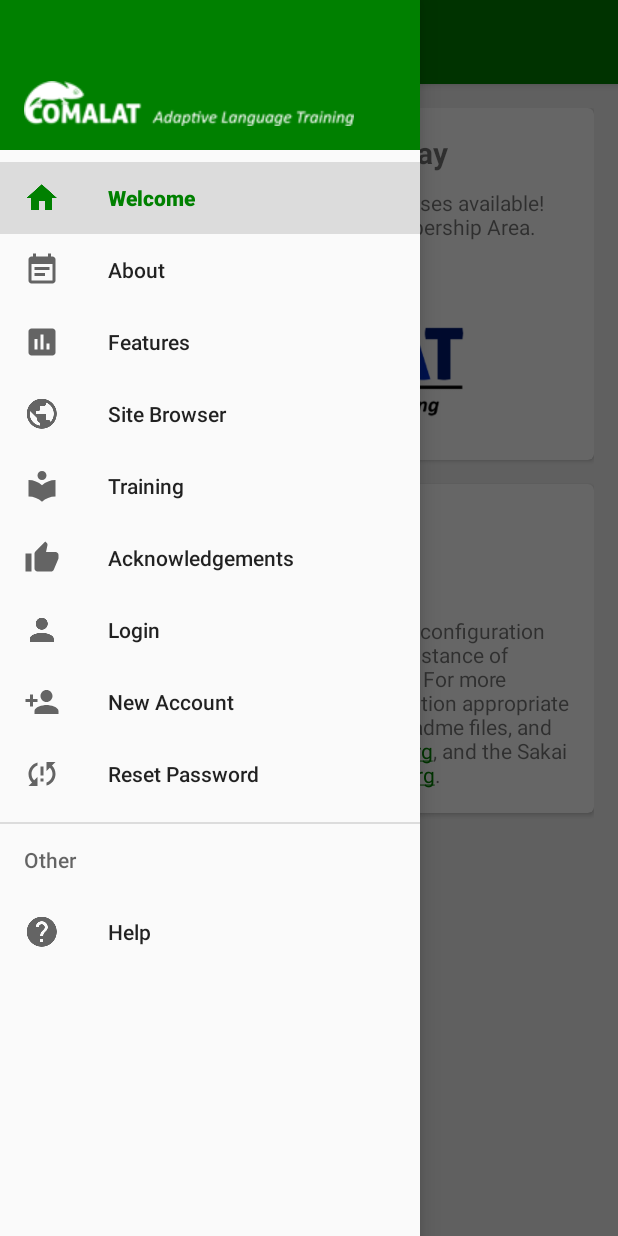
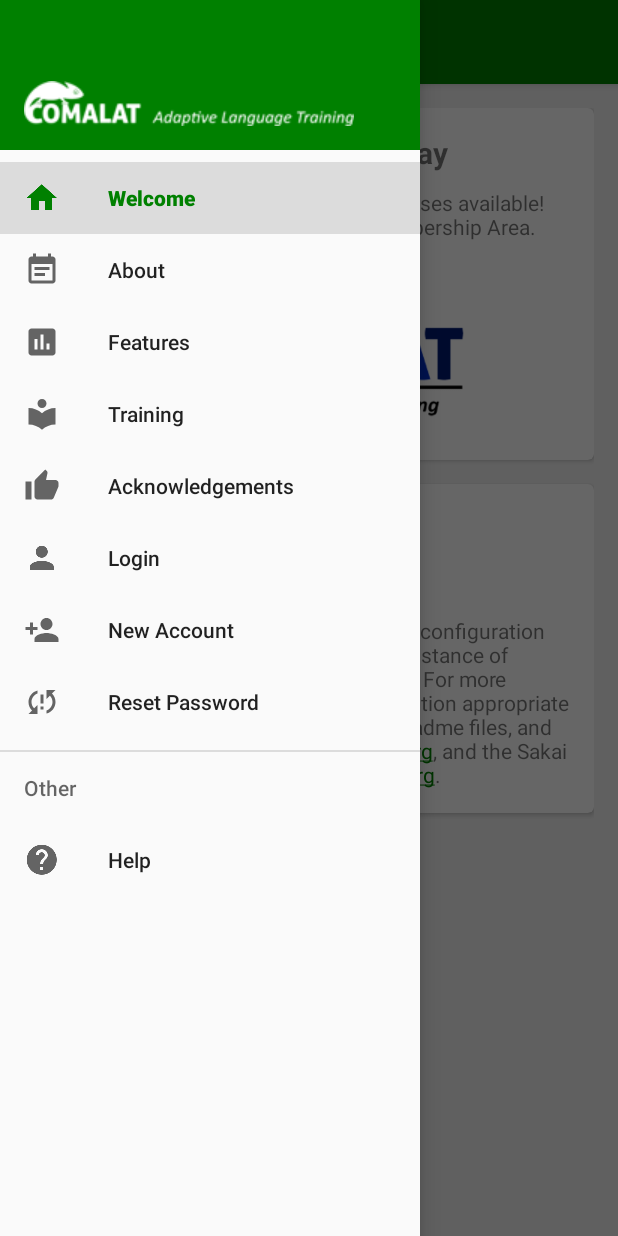
Before and after one commit to Zenkert/comalat-android-app, an Android app: the screen it shows after launch (MainActivity), with the side drawer open, on a phone screen of 412 x 824 dp. Run offline under Robolectric (Android 15) with nearby library versions, the phone set to English and light mode, and no system bars; our stand-ins replace Volley; network calls fail.

Commit message:
Site Browser removed from the original menu

```diff
--- a/app/src/main/java/org/sakaiproject/sakai/MainActivity.java
+++ b/app/src/main/java/org/sakaiproject/sakai/MainActivity.java
@@ -108,9 +108,6 @@ public class MainActivity extends AppCompatActivity
                 FeaturesFragment featuresFragment = new FeaturesFragment();
                 ActionsHelper.selectFragment(featuresFragment, R.id.content_frame, this);
                 break;
-            case R.id.site_browser:
-                startActivity(new Intent(this, WebViewActivity.class).putExtra("url", getResources().getString(R.string.comalat_guide_tool)));
-                break;
             case R.id.training:
                 TrainingFragment trainingFragment = new TrainingFragment();
                 ActionsHelper.selectFragment(trainingFragment, R.id.content_frame, this);
--- a/app/src/main/res/menu/activity_main_drawer.xml
+++ b/app/src/main/res/menu/activity_main_drawer.xml
@@ -16,10 +16,6 @@
             android:id="@+id/features"
             android:icon="@drawable/ic_menu_features"
             android:title="@string/features" />
-        <item
-            android:id="@+id/site_browser"
-            android:icon="@mipmap/ic_public"
-            android:title="@string/site_browser" />
         <item
             android:id="@+id/training"
             android:icon="@drawable/ic_menu_training"
```
Also changed, not shown: app/src/main/java/org/sakaiproject/sakai/WebViewActivity.java (+0 -8 lines), 1 other file.
